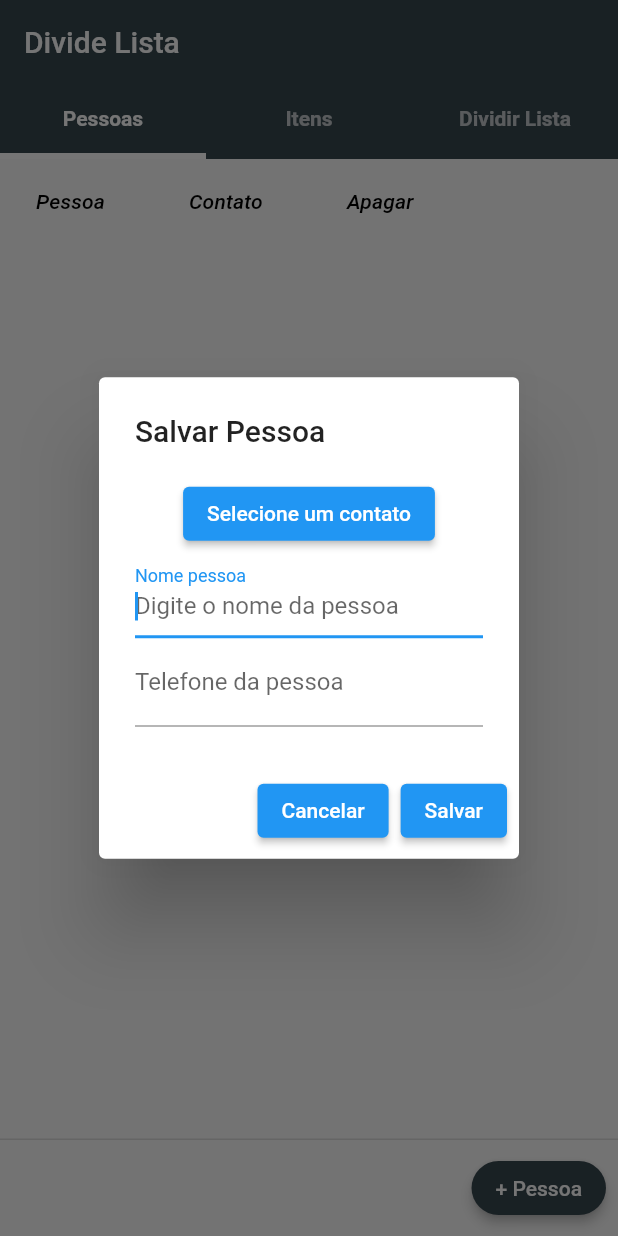
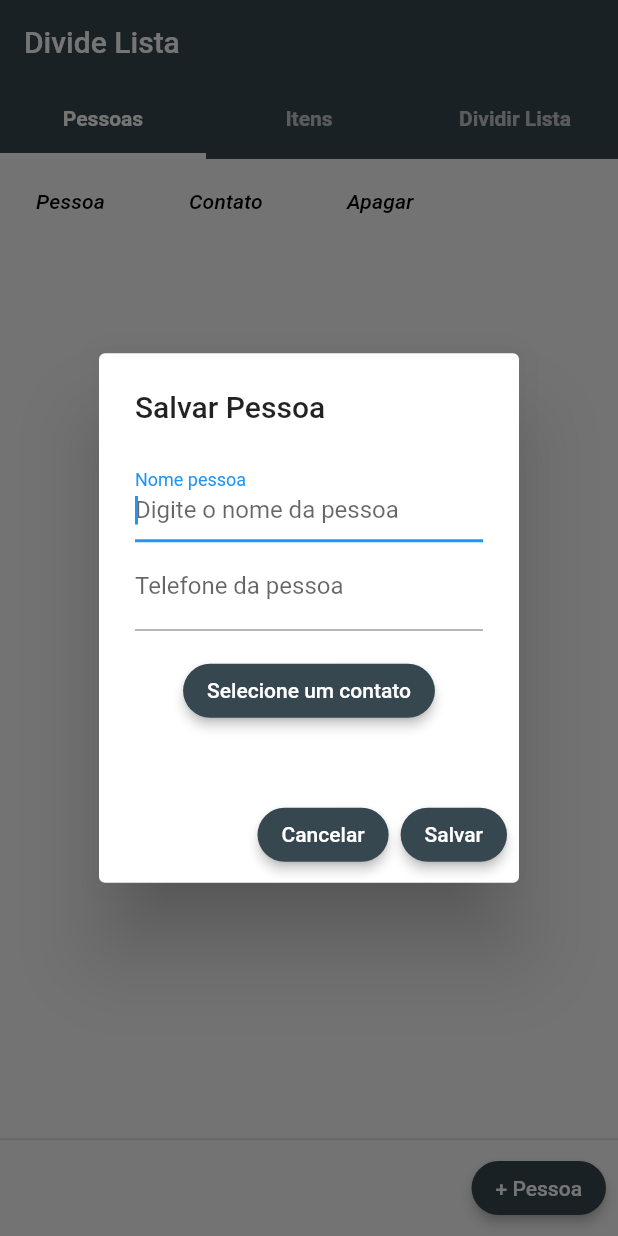
Before and after one commit to GianCarloRumachella/DivideLista, a Flutter app: the screen it shows after launch, after a tap on "+ Pessoa", on a phone screen of 412 x 824 dp. Run offline on Flutter 3.47's test engine with Material 2 defaults, Android fonts, the phone set to English and light mode, and no system bars; our stand-ins replace contacts_service, permission_handler, sqflite; missing offline and left inert: flutter_open_whatsapp; accounts and stored records are empty.

Commit message:
pequenos ajustes

```diff
--- a/lib/CadastroPessoa.dart
+++ b/lib/CadastroPessoa.dart
@@ -30,7 +30,12 @@ class _CadastroPessoaState extends State<CadastroPessoa> {
         _contact = contato;
       });
       _nomeController.text = _contact.displayName;
-      _telefoneController.text = _contact.phones.first.value;
+      if (!_contact.phones.first.value.contains("+55")) {
+        _telefoneController.text = "+55" + _contact.phones.first.value;
+      } else {
+        _telefoneController.text = _contact.phones.first.value;
+      }
+
       print("${_contact.displayName}: ${_contact.phones.first.value}");
     } catch (e) {
       print(e.toString());
@@ -44,6 +49,7 @@ class _CadastroPessoaState extends State<CadastroPessoa> {
       textoSalvarAtualizar = "Salvar";
     } else {
       _nomeController.text = pessoa.nome;
+      _telefoneController.text = pessoa.telefone;
       textoSalvarAtualizar = "Atualizar";
     }
 
@@ -55,10 +61,6 @@ class _CadastroPessoaState extends State<CadastroPessoa> {
             content: Column(
               mainAxisSize: MainAxisSize.min,
               children: [
-                ElevatedButton(
-                  child: Text("Selecione um contato"),
-                  onPressed: _pegaContato,
-                ),
                 TextField(
                   controller: _nomeController,
                   keyboardType: TextInputType.text,
@@ -79,21 +81,54 @@ class _CadastroPessoaState extends State<CadastroPessoa> {
                     hintText: "Digite o telefone da pessoa",
                   ),
                 ),
+                Padding(
+                  padding: const EdgeInsets.all(16.0),
+                  child: ElevatedButton(
+                    child: Text("Selecione um contato"),
+                    onPressed: _pegaContato,
+                    style: ElevatedButton.styleFrom(
+                      primary: Colors.blueGrey[800],
+                      elevation: 3,
+                      shape: RoundedRectangleBorder(
+                        borderRadius: BorderRadius.all(
+                          Radius.circular(32),
+                        ),
+                      ),
+                    ),
+                  ),
+                ),
               ],
             ),
             actions: [
               ElevatedButton(
                 onPressed: () => Navigator.pop(context),
                 child: Text("Cancelar"),
+                style: ElevatedButton.styleFrom(
+                  primary: Colors.blueGrey[800],
+                  elevation: 3,
+                  shape: RoundedRectangleBorder(
+                    borderRadius: BorderRadius.all(
+                      Radius.circular(32),
+                    ),
+                  ),
+                ),
               ),
               ElevatedButton(
                 onPressed: () {
                   print("Salvando item " + _nomeController.text);
                   _salvarAtualizarItem(pessoaSelecionada: pessoa);
-
                   Navigator.pop(context);
                 },
                 child: Text("Salvar"),
+                style: ElevatedButton.styleFrom(
+                  primary: Colors.blueGrey[800],
+                  elevation: 3,
+                  shape: RoundedRectangleBorder(
+                    borderRadius: BorderRadius.all(
+                      Radius.circular(32),
+                    ),
+                  ),
+                ),
               ),
             ],
           );
```
Also changed, not shown: lib/CadastroItem.dart (+18 -0 lines).
